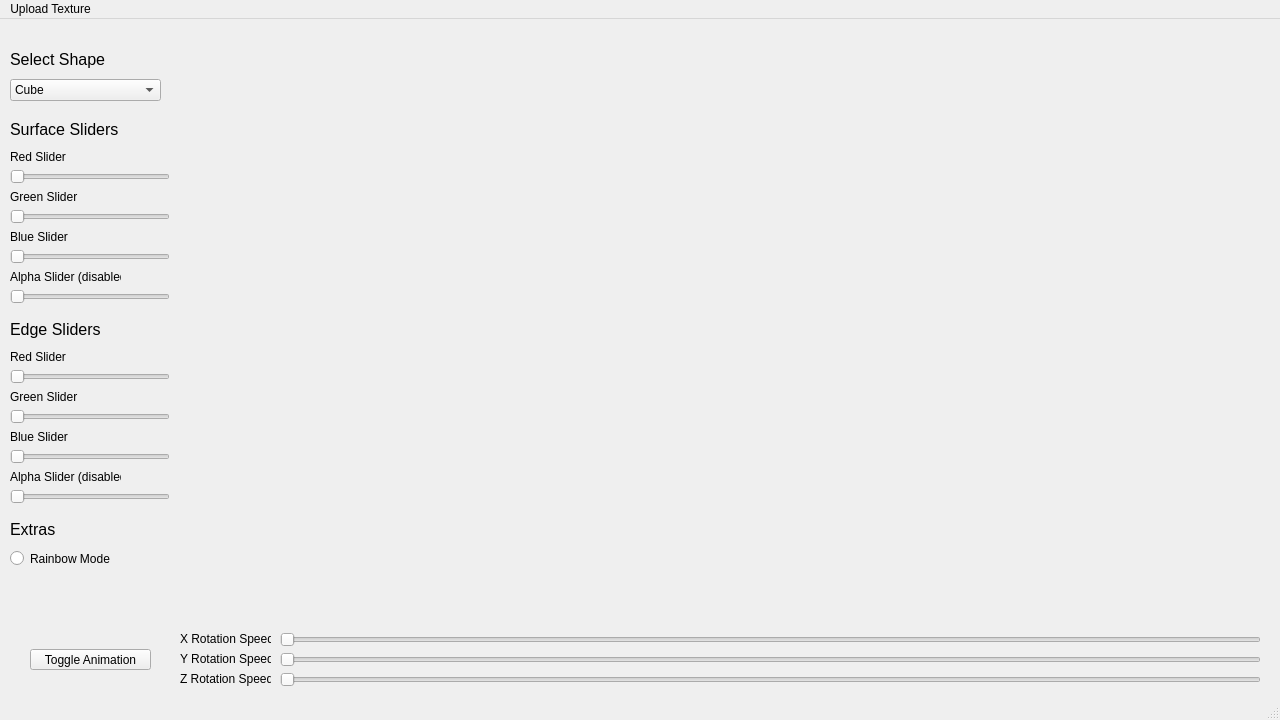
Qt form mainwindow.ui (chasecolford/3DGraphicsApp) before a commit.
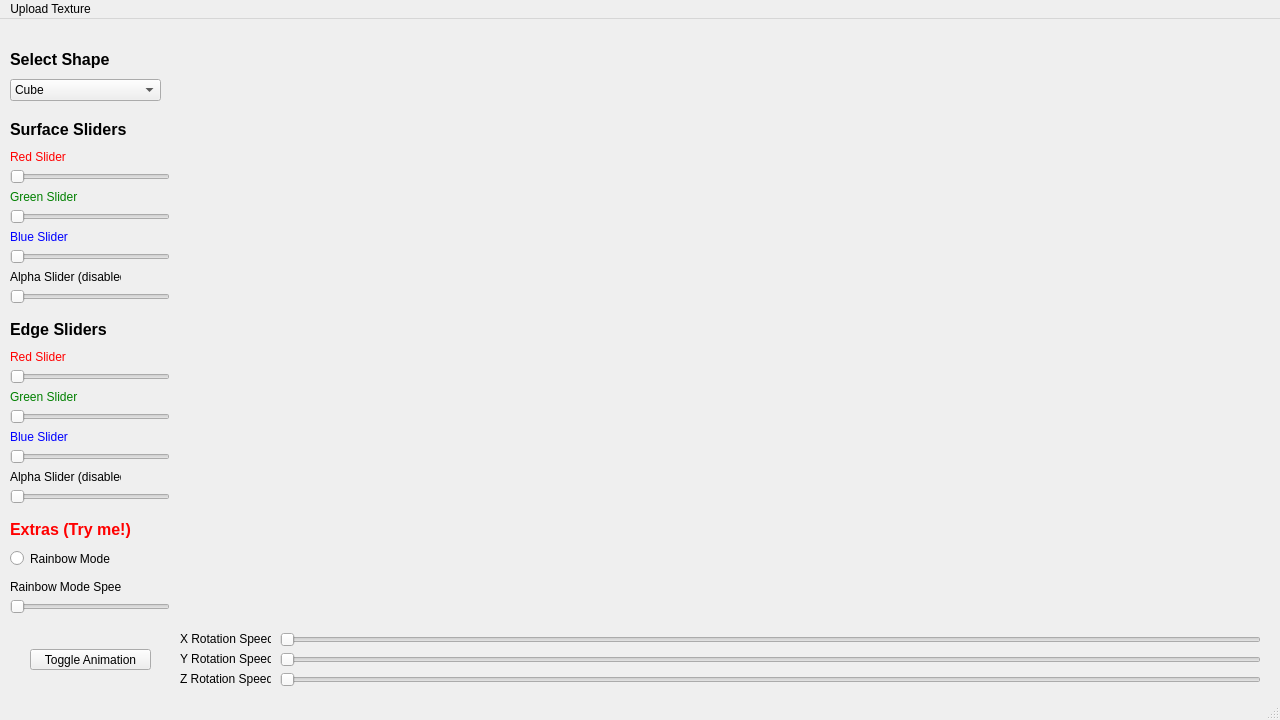
The same form after that commit.

Commit message: added rainbow mode (cool) and a bunch of comments

Diff of the .ui file:
```diff
--- a/mainwindow.ui
+++ b/mainwindow.ui
@@ -211,6 +211,9 @@
       <height>16</height>
      </rect>
     </property>
+    <property name="styleSheet">
+     <string notr="true">color: red</string>
+    </property>
     <property name="text">
      <string>Red Slider</string>
     </property>
@@ -237,6 +240,9 @@
       <height>16</height>
      </rect>
     </property>
+    <property name="styleSheet">
+     <string notr="true">color: green</string>
+    </property>
     <property name="text">
      <string>Green Slider</string>
     </property>
@@ -250,6 +256,9 @@
       <height>16</height>
      </rect>
     </property>
+    <property name="styleSheet">
+     <string notr="true">color: blue</string>
+    </property>
     <property name="text">
      <string>Blue Slider</string>
     </property>
@@ -296,6 +305,8 @@
     <property name="font">
      <font>
       <pointsize>12</pointsize>
+      <weight>75</weight>
+      <bold>true</bold>
      </font>
     </property>
     <property name="text">
@@ -314,6 +325,8 @@
     <property name="font">
      <font>
       <pointsize>12</pointsize>
+      <weight>75</weight>
+      <bold>true</bold>
      </font>
     </property>
     <property name="text">
@@ -329,6 +342,9 @@
       <height>16</height>
      </rect>
     </property>
+    <property name="styleSheet">
+     <string notr="true">color: green</string>
+    </property>
     <property name="text">
      <string>Green Slider</string>
     </property>
@@ -361,6 +377,9 @@
       <height>16</height>
      </rect>
     </property>
+    <property name="styleSheet">
+     <string notr="true">color: blue</string>
+    </property>
     <property name="text">
      <string>Blue Slider</string>
     </property>
@@ -374,6 +393,9 @@
       <height>16</height>
      </rect>
     </property>
+    <property name="styleSheet">
+     <string notr="true">color: red</string>
+    </property>
     <property name="text">
      <string>Red Slider</string>
     </property>
@@ -390,6 +412,8 @@
     <property name="font">
      <font>
       <pointsize>12</pointsize>
+      <weight>75</weight>
+      <bold>true</bold>
      </font>
     </property>
     <property name="text">
@@ -471,17 +495,23 @@
      <rect>
       <x>10</x>
       <y>500</y>
-      <width>151</width>
+      <width>181</width>
       <height>21</height>
      </rect>
     </property>
     <property name="font">
      <font>
       <pointsize>12</pointsize>
+      <weight>75</weight>
+      <italic>false</italic>
+      <bold>true</bold>
      </font>
     </property>
+    <property name="styleSheet">
+     <string notr="true">color: red</string>
+    </property>
     <property name="text">
-     <string>Extras</string>
+     <string>Extras (Try me!)</string>
     </property>
    </widget>
    <widget class="QRadioButton" name="rainbowModeRadioButton">
@@ -497,6 +527,38 @@
      <string>Rainbow Mode</string>
     </property>
    </widget>
+   <widget class="QSlider" name="rainbowModeSpeedSlider">
+    <property name="geometry">
+     <rect>
+      <x>10</x>
+      <y>580</y>
+      <width>160</width>
+      <height>16</height>
+     </rect>
+    </property>
+    <property name="minimum">
+     <number>1</number>
+    </property>
+    <property name="maximum">
+     <number>50</number>
+    </property>
+    <property name="orientation">
+     <enum>Qt::Horizontal</enum>
+    </property>
+   </widget>
+   <widget class="QLabel" name="rainbowModeSpeedSliderLabel">
+    <property name="geometry">
+     <rect>
+      <x>10</x>
+      <y>560</y>
+      <width>111</width>
+      <height>16</height>
+     </rect>
+    </property>
+    <property name="text">
+     <string>Rainbow Mode Speed</string>
+    </property>
+   </widget>
   </widget>
   <widget class="QMenuBar" name="menubar">
    <property name="geometry">
```
The commit also changes 3 other files.
